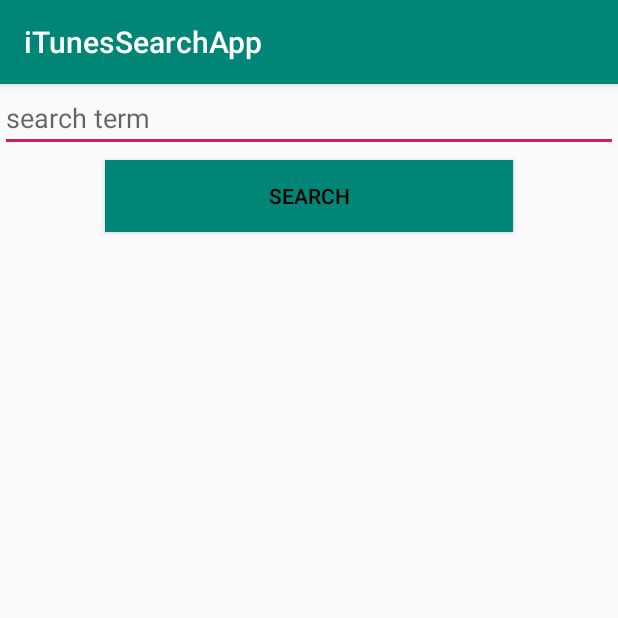
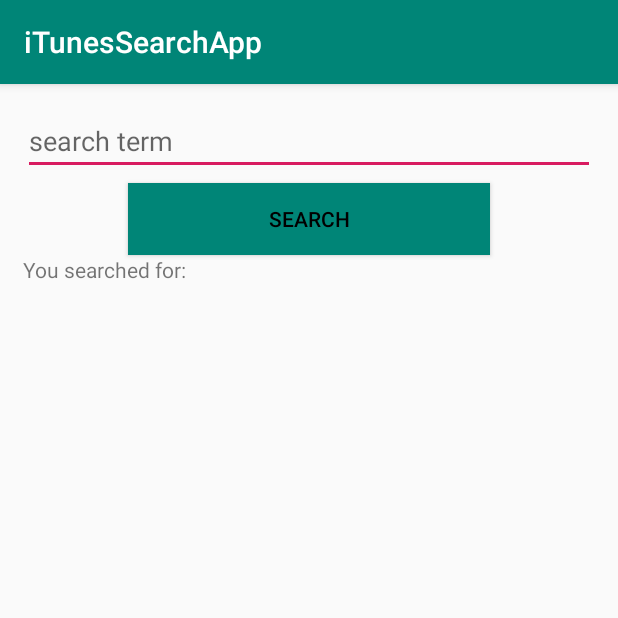
Before and after one commit to illiaZadorozhnyi/android-iTunesSearchApp, an Android app: the screen it shows after launch (MainActivity), after a tap on "SEARCH", on a phone screen of 412 x 824 dp, the top half of it. Run offline under Robolectric (Android 15) with nearby library versions, the phone set to English and light mode, and no system bars.

```diff
--- a/app/src/main/java/com/example/itunessearchapp/Get.java
+++ /dev/null
@@ -1,10 +0,0 @@
-package com.example.itunessearchapp;
-
-public class Get {
-
-
-
-    Get(String movie) {
-
-    }
-}
--- a/app/src/main/java/com/example/itunessearchapp/MainActivity.java
+++ b/app/src/main/java/com/example/itunessearchapp/MainActivity.java
@@ -1,10 +1,11 @@
 package com.example.itunessearchapp;
 
+import android.os.Bundle;
 import android.support.v7.app.AppCompatActivity;
-import android.os.Bundle;
 import android.view.View;
 import android.widget.Button;
 import android.widget.EditText;
+import android.widget.TextView;
 
 public class MainActivity extends AppCompatActivity {
 
@@ -19,12 +20,16 @@ public class MainActivity extends AppCompatActivity {
 
         final EditText searchInput = findViewById(R.id.searchInput);
         Button searchButton = findViewById(R.id.searchButton);
+        final TextView resultText = findViewById(R.id.resultTextView);
 
         searchButton.setOnClickListener(new View.OnClickListener() {
             @Override
             public void onClick(View view) {
                 String capturedMovie = searchInput.getText().toString();
-                new Get(capturedMovie);
+                new Search(capturedMovie);
+                String resultToDisplay = "You searched for: " + capturedMovie;
+                resultText.setText(resultToDisplay);
+
             }
         });
 
--- a/app/src/main/java/com/example/itunessearchapp/Search.java
+++ b/app/src/main/java/com/example/itunessearchapp/Search.java
@@ -3,6 +3,10 @@ package com.example.itunessearchapp;
 import com.google.gson.annotations.SerializedName;
 
 public class Search {
+
+    Search(String searchTerm){
+
+    }
 
     private String artistName;
 
--- a/app/src/main/res/layout/activity_main.xml
+++ b/app/src/main/res/layout/activity_main.xml
@@ -4,7 +4,9 @@
     xmlns:tools="http://schemas.android.com/tools"
     android:layout_width="match_parent"
     android:layout_height="match_parent"
-    tools:context=".MainActivity">
+    tools:context=".MainActivity"
+    android:padding="15dp">
+
 
     <EditText
         android:id="@+id/searchInput"
@@ -24,4 +26,10 @@
         android:background="@color/colorPrimary"
         />
 
+    <TextView
+        android:id="@+id/resultTextView"
+        android:layout_width="379dp"
+        android:layout_height="wrap_content"
+        android:text=""/>
+
 </LinearLayout>
```
